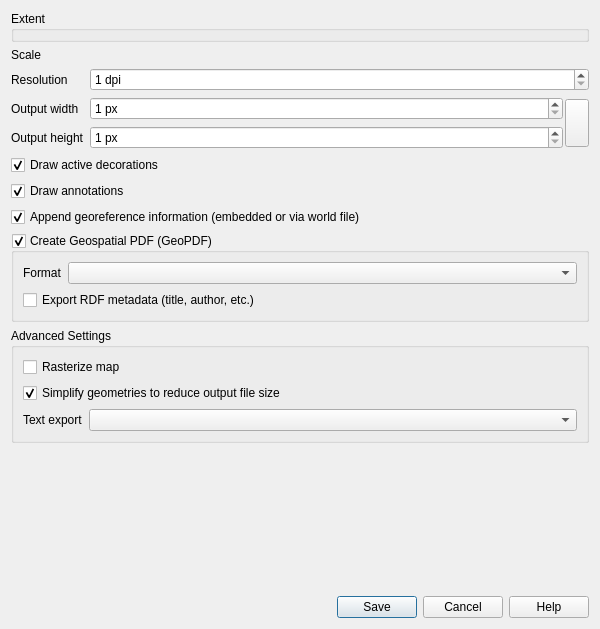
This is src/ui/qgsmapsavedialog.ui in qgis/QGIS as Qt 5 draws it before an edit. The edited form follows.
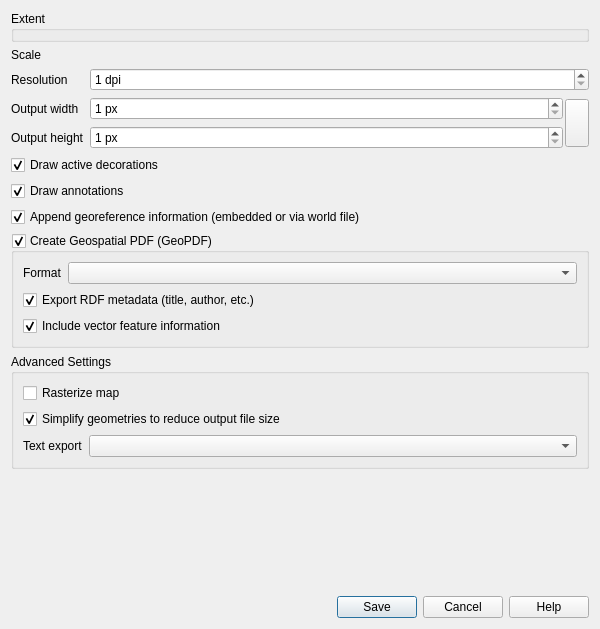
This is the edited form. Custom widgets are drawn as their Qt base class.

Commit message: [needs-docs] Expose choice of whether to include vector features in GeoPDF canvas output

The edit to the form file:
```diff
--- a/src/ui/qgsmapsavedialog.ui
+++ b/src/ui/qgsmapsavedialog.ui
@@ -119,6 +119,19 @@
           <property name="text">
            <string>Export RDF metadata (title, author, etc.)</string>
           </property>
+          <property name="checked">
+           <bool>true</bool>
+          </property>
+         </widget>
+        </item>
+        <item>
+         <widget class="QCheckBox" name="mExportGeoPdfFeaturesCheckBox">
+          <property name="text">
+           <string>Include vector feature information</string>
+          </property>
+          <property name="checked">
+           <bool>true</bool>
+          </property>
          </widget>
         </item>
        </layout>
```
The commit also changes 4 other files.
